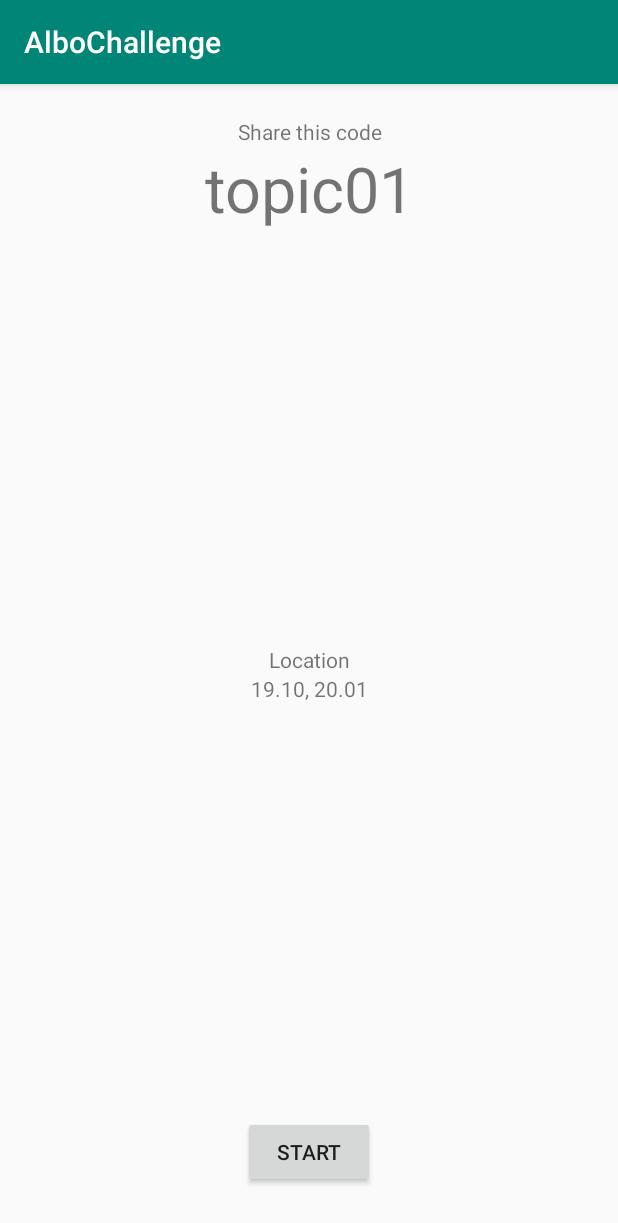
After one commit to astrocumbia/AlboChallenge, an Android app: the ShareLocationActivity screen opened directly, with no data from a screen before it, on a phone screen of 412 x 824 dp. The commit adds this screen. Shown: the top 1223 px of the screen. Run offline under Robolectric (Android 15) with nearby library versions, the phone set to English and light mode, and no system bars.

Commit message:
Define simple navigation:

```diff
--- a/app/build.gradle
+++ b/app/build.gradle
@@ -25,7 +25,7 @@ android {
 
 dependencies {
     implementation fileTree(dir: 'libs', include: ['*.jar'])
-    implementation"org.jetbrains.kotlin:kotlin-stdlib-jdk7:$kotlin_version"
+    implementation "org.jetbrains.kotlin:kotlin-stdlib-jdk7:$kotlin_version"
     implementation 'androidx.appcompat:appcompat:1.1.0'
     implementation 'androidx.core:core-ktx:1.1.0'
     implementation 'androidx.constraintlayout:constraintlayout:1.1.3'
--- a/app/src/main/AndroidManifest.xml
+++ b/app/src/main/AndroidManifest.xml
@@ -12,7 +12,9 @@
         android:roundIcon="@mipmap/ic_launcher_round"
         android:supportsRtl="true"
         android:theme="@style/AppTheme">
-        <activity android:name=".MainActivity">
+        <activity android:name=".activities.LocationUpdatesActivity"></activity>
+        <activity android:name=".activities.ShareLocationActivity" />
+        <activity android:name=".activities.MainActivity">
             <intent-filter>
                 <action android:name="android.intent.action.MAIN" />
 
--- /dev/null
+++ b/app/src/main/java/com/example/albochallenge/activities/ShareLocationActivity.kt
@@ -0,0 +1,13 @@
+package com.example.albochallenge.activities
+
+import androidx.appcompat.app.AppCompatActivity
+import android.os.Bundle
+import com.example.albochallenge.R
+
+class ShareLocationActivity : AppCompatActivity() {
+
+    override fun onCreate(savedInstanceState: Bundle?) {
+        super.onCreate(savedInstanceState)
+        setContentView(R.layout.activity_share_location)
+    }
+}
--- a/app/src/main/res/layout/activity_main.xml
+++ b/app/src/main/res/layout/activity_main.xml
@@ -4,7 +4,7 @@
     xmlns:tools="http://schemas.android.com/tools"
     android:layout_width="match_parent"
     android:layout_height="match_parent"
-    tools:context=".MainActivity">
+    tools:context=".activities.MainActivity">
 
     <androidx.appcompat.widget.LinearLayoutCompat
         android:id="@+id/linearLayoutCompat"
@@ -19,6 +19,7 @@
         app:layout_constraintTop_toTopOf="parent">
 
         <Button
+            android:id="@+id/share_location_btn"
             android:layout_marginEnd="12dp"
             android:layout_height="match_parent"
             android:layout_weight="0.5"
@@ -26,6 +27,7 @@
             android:layout_width="wrap_content" />
 
         <Button
+            android:id="@+id/receive_location_btn"
             android:layout_width="wrap_content"
             android:layout_height="match_parent"
             android:layout_weight="0.5"
--- /dev/null
+++ b/app/src/main/res/layout/activity_share_location.xml
@@ -0,0 +1,67 @@
+<?xml version="1.0" encoding="utf-8"?>
+<androidx.constraintlayout.widget.ConstraintLayout xmlns:android="http://schemas.android.com/apk/res/android"
+    xmlns:app="http://schemas.android.com/apk/res-auto"
+    xmlns:tools="http://schemas.android.com/tools"
+    android:layout_width="match_parent"
+    android:layout_height="match_parent"
+    tools:context=".activities.ShareLocationActivity">
+
+    <LinearLayout
+        android:id="@+id/linearLayout"
+        android:layout_width="match_parent"
+        android:layout_height="wrap_content"
+        android:layout_marginTop="22dp"
+        android:orientation="vertical"
+        app:layout_constraintEnd_toEndOf="parent"
+        app:layout_constraintStart_toStartOf="parent"
+        app:layout_constraintTop_toTopOf="parent">
+
+        <TextView
+            android:layout_width="match_parent"
+            android:layout_height="match_parent"
+            android:text="Share this code"
+            android:textAlignment="center" />
+
+        <TextView
+            android:layout_width="match_parent"
+            android:layout_height="match_parent"
+            android:text="topic01"
+            android:textAlignment="center"
+            android:textSize="42sp" />
+
+    </LinearLayout>
+
+
+    <LinearLayout
+        android:layout_width="match_parent"
+        android:layout_height="wrap_content"
+        android:orientation="vertical"
+        app:layout_constraintBottom_toTopOf="@+id/button"
+        app:layout_constraintTop_toBottomOf="@+id/linearLayout">
+
+        <TextView
+            android:layout_width="match_parent"
+            android:layout_height="match_parent"
+            android:text="Location"
+            android:textAlignment="center" />
+
+        <TextView
+            android:layout_width="match_parent"
+            android:layout_height="match_parent"
+            android:text="19.10, 20.01"
+            android:textAlignment="center" />
+
+    </LinearLayout>
+
+
+    <Button
+        android:id="@+id/button"
+        android:layout_width="wrap_content"
+        android:layout_height="wrap_content"
+        android:layout_marginBottom="32dp"
+        android:text="Start"
+        app:layout_constraintBottom_toBottomOf="parent"
+        app:layout_constraintEnd_toEndOf="parent"
+        app:layout_constraintStart_toStartOf="parent" />
+
+</androidx.constraintlayout.widget.ConstraintLayout>
```
Also changed, not shown: app/src/main/java/com/example/albochallenge/activities/LocationUpdatesActivity.kt (added, +13 -0 lines), app/src/main/java/com/example/albochallenge/activities/MainActivity.kt (renamed from app/src/main/java/com/example/albochallenge/MainActivity.kt, +19 -4 lines), app/src/main/res/layout/activity_location_updates.xml (added, +18 -0 lines).
